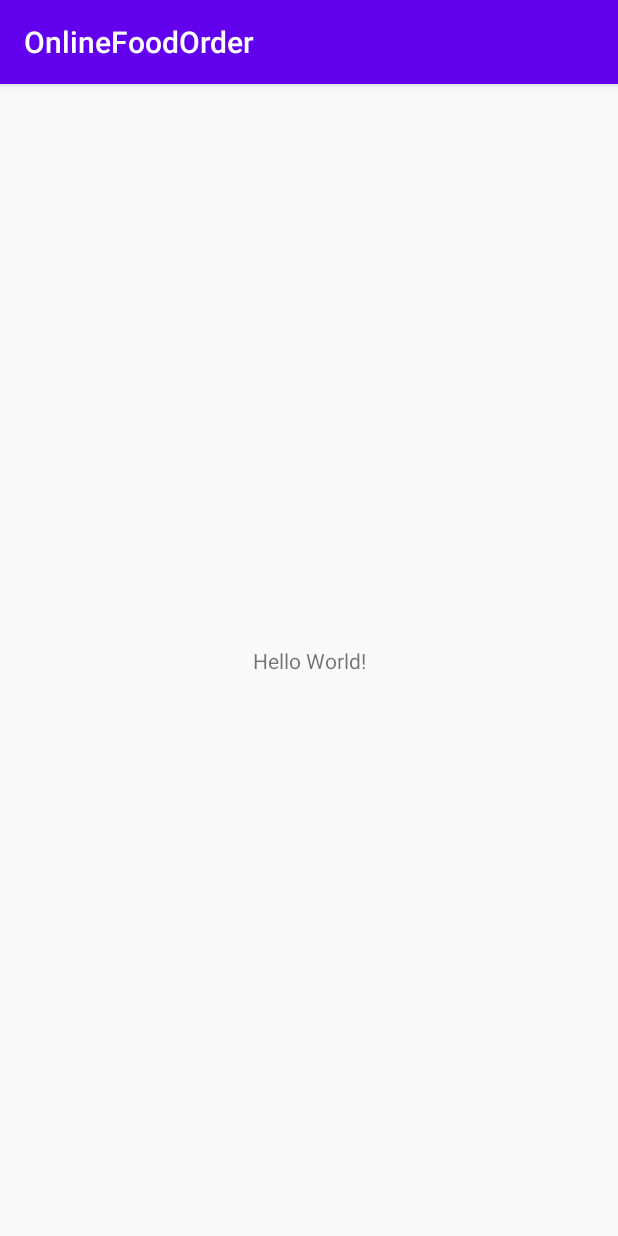
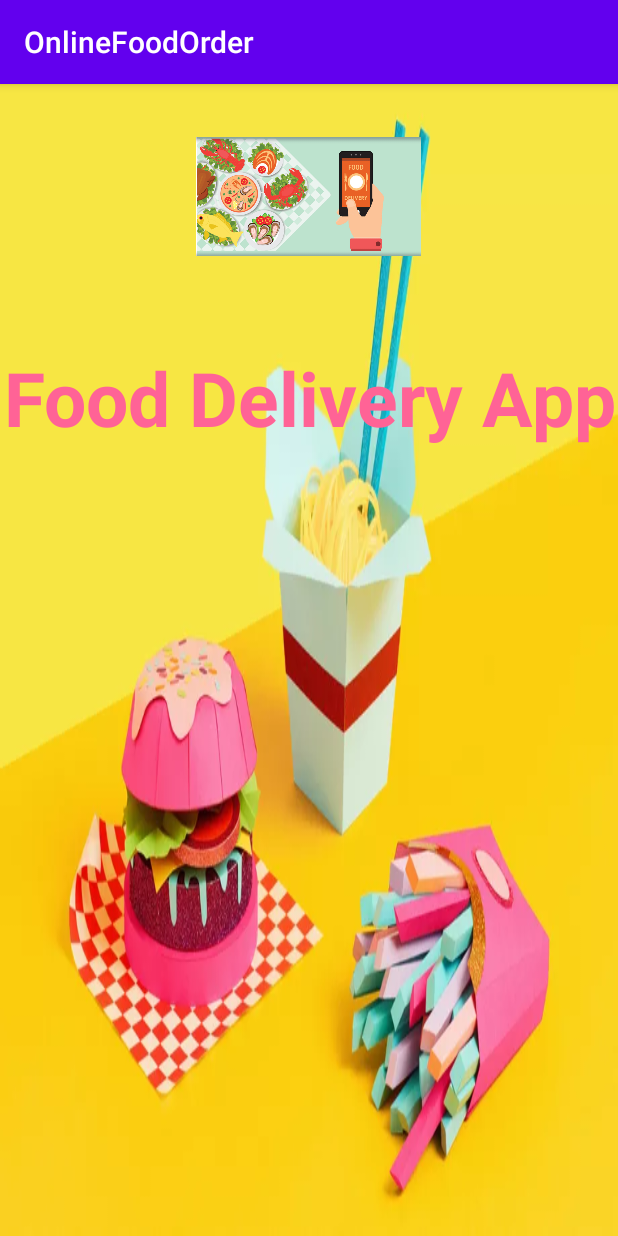
Before and after one commit to Tuga1125/android, an Android app: the first screen one second after launch (MainActivity before the commit, SplashScreenActivity after it), on a phone screen of 412 x 824 dp. Run offline under Robolectric (Android 15) with nearby library versions, the phone set to English and light mode, and no system bars.

Commit message:
Splash Screen setup

```diff
--- a/app/src/main/AndroidManifest.xml
+++ b/app/src/main/AndroidManifest.xml
@@ -9,13 +9,15 @@
         android:roundIcon="@mipmap/ic_launcher_round"
         android:supportsRtl="true"
         android:theme="@style/AppTheme">
-        <activity android:name=".MainActivity">
+        <activity android:name=".LoginScreenActivity"></activity>
+        <activity android:name=".SplashScreenActivity">
             <intent-filter>
                 <action android:name="android.intent.action.MAIN" />
 
                 <category android:name="android.intent.category.LAUNCHER" />
             </intent-filter>
         </activity>
+        <activity android:name=".MainActivity"></activity>
     </application>
 
 </manifest>
--- /dev/null
+++ b/app/src/main/java/com/example/onlinefoodorder/SplashScreenActivity.java
@@ -0,0 +1,29 @@
+package com.example.onlinefoodorder;
+
+import androidx.appcompat.app.AppCompatActivity;
+
+import android.content.Intent;
+import android.os.Bundle;
+import android.os.Handler;
+
+public class SplashScreenActivity extends AppCompatActivity {
+
+    @Override
+    protected void onCreate(Bundle savedInstanceState) {
+        super.onCreate(savedInstanceState);
+        setContentView(R.layout.activity_splash_screen);
+
+
+        Handler handler= new Handler();
+        handler.postDelayed(new Runnable() {
+            @Override
+            public void run() {
+
+                Intent intent= new Intent(SplashScreenActivity.this, LoginScreenActivity.class);
+                startActivity(intent);
+
+            }
+        }, 3000);
+
+    }
+}
--- a/app/src/main/res/layout/activity_main.xml
+++ b/app/src/main/res/layout/activity_main.xml
@@ -1,9 +1,10 @@
 <?xml version="1.0" encoding="utf-8"?>
-<androidx.constraintlayout.widget.ConstraintLayout xmlns:android="http://schemas.android.com/apk/res/android"
+<LinearLayout xmlns:android="http://schemas.android.com/apk/res/android"
     xmlns:app="http://schemas.android.com/apk/res-auto"
     xmlns:tools="http://schemas.android.com/tools"
     android:layout_width="match_parent"
     android:layout_height="match_parent"
+    android:orientation="vertical"
     tools:context=".MainActivity">
 
     <TextView
@@ -15,4 +16,4 @@
         app:layout_constraintRight_toRightOf="parent"
         app:layout_constraintTop_toTopOf="parent" />
 
-</androidx.constraintlayout.widget.ConstraintLayout>
+</LinearLayout>
--- /dev/null
+++ b/app/src/main/res/layout/activity_splash_screen.xml
@@ -0,0 +1,29 @@
+<?xml version="1.0" encoding="utf-8"?>
+<LinearLayout xmlns:android="http://schemas.android.com/apk/res/android"
+    xmlns:app="http://schemas.android.com/apk/res-auto"
+    xmlns:tools="http://schemas.android.com/tools"
+    android:layout_width="match_parent"
+    android:layout_height="match_parent"
+    android:orientation="vertical"
+    android:background="@drawable/coverpage"
+    tools:context=".SplashScreenActivity">
+
+    <ImageView
+        android:layout_width="150dp"
+        android:layout_height="150dp"
+        android:layout_gravity="center"
+        android:src="@drawable/logo"/>
+
+    <TextView
+        android:layout_width="match_parent"
+        android:layout_height="67dp"
+        android:layout_alignTop="@+id/logo"
+        android:layout_marginTop="25dp"
+        android:text="Food Delivery App"
+        android:textAlignment="center"
+        android:textColor="@color/colorPink"
+        android:textSize="50sp"
+        android:textStyle="bold"/>
+
+
+</LinearLayout>
--- a/app/src/main/res/values/colors.xml
+++ b/app/src/main/res/values/colors.xml
@@ -3,4 +3,5 @@
     <color name="colorPrimary">#6200EE</color>
     <color name="colorPrimaryDark">#3700B3</color>
     <color name="colorAccent">#03DAC5</color>
+    <color name="colorPink">#ff6396</color>
 </resources>
```
Also changed, not shown: app/src/main/java/com/example/onlinefoodorder/LoginScreenActivity.java (added, +14 -0 lines), app/src/main/res/layout/activity_login_screen.xml (added, +9 -0 lines), app/src/main/res/drawable-v24/coverpage.png (added), app/src/main/res/drawable-v24/donut.png (added), app/src/main/res/drawable-v24/food.jpg (added), app/src/main/res/drawable-v24/logo.PNG (added), app/src/main/res/drawable-v24/popcorn.webp (added).
